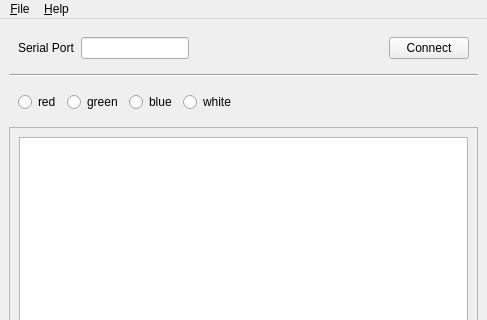
Qt form python/Colorimeter/colorimeter_plot_gui/colorimeter_plot_gui.ui (iorodeo/colorimeter) before a commit; both pictures show x 0 to 487 and y 0 to 320 of the 487 by 618 pixel window.
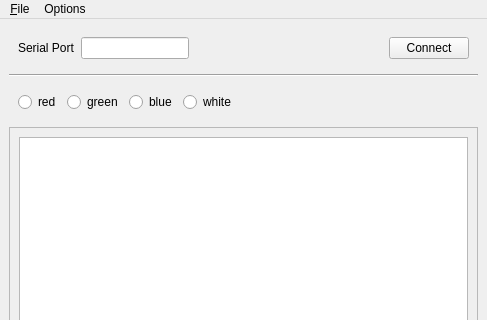
The same form after that commit.

What changed in the file:
```diff
--- a/python/Colorimeter/colorimeter_plot_gui/colorimeter_plot_gui.ui
+++ b/python/Colorimeter/colorimeter_plot_gui/colorimeter_plot_gui.ui
@@ -252,14 +252,14 @@
     </property>
     <addaction name="action_Save"/>
    </widget>
-   <widget class="QMenu" name="menuAbout">
+   <widget class="QMenu" name="menuOptions">
     <property name="title">
-     <string>&amp;Help</string>
+     <string>Options</string>
     </property>
     <addaction name="action_About"/>
    </widget>
    <addaction name="menuFile"/>
-   <addaction name="menuAbout"/>
+   <addaction name="menuOptions"/>
   </widget>
   <widget class="QStatusBar" name="statusbar"/>
   <action name="action_Save">
```
Left out of the diff: 25 changed lines with no effect on the pictures.
